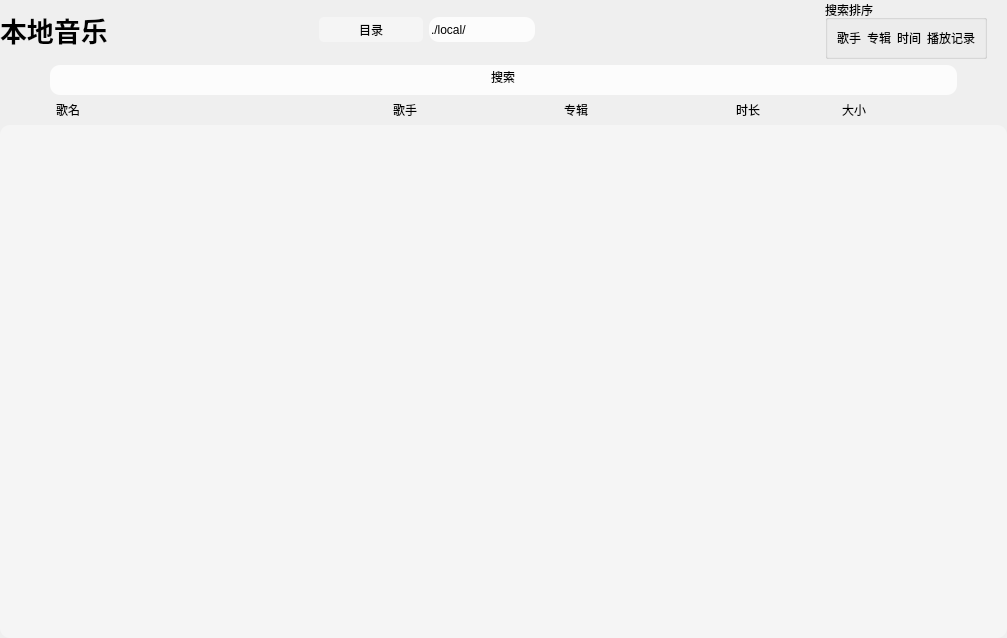
Qt form src/view/localmusicview.ui (zhichao10086/MusicPlayer) before a commit.
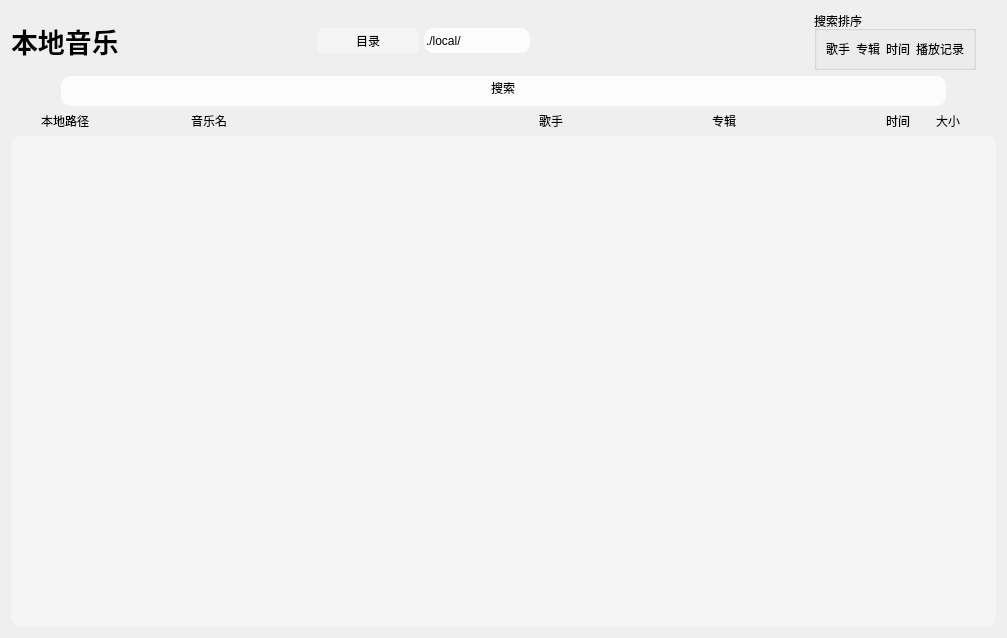
The same form after that commit. Custom widgets are drawn as their Qt base class.

```diff
--- a/src/view/localmusicview.ui
+++ b/src/view/localmusicview.ui
@@ -17,18 +17,6 @@
    <string notr="true"/>
   </property>
   <layout class="QVBoxLayout" name="verticalLayout_2">
-   <property name="leftMargin">
-    <number>0</number>
-   </property>
-   <property name="topMargin">
-    <number>0</number>
-   </property>
-   <property name="rightMargin">
-    <number>0</number>
-   </property>
-   <property name="bottomMargin">
-    <number>0</number>
-   </property>
    <item>
     <layout class="QHBoxLayout" name="horizontalLayout" stretch="5,2,1">
      <property name="rightMargin">
@@ -200,25 +188,42 @@
     </layout>
    </item>
    <item>
-    <layout class="QVBoxLayout" name="verticalLayout_3">
+    <layout class="QVBoxLayout" name="verticalLayout">
+     <property name="bottomMargin">
+      <number>0</number>
+     </property>
      <item>
-      <layout class="QHBoxLayout" name="HL_header" stretch="1,4,2,2,2,2">
+      <layout class="QHBoxLayout" name="horizontalLayout_6">
+       <property name="spacing">
+        <number>1</number>
+       </property>
+       <property name="topMargin">
+        <number>0</number>
+       </property>
+       <item>
+        <layout class="QHBoxLayout" name="horizontalLayout_7" stretch="1,0,0,4,2,2,1,1">
+         <property name="spacing">
+          <number>0</number>
+         </property>
+         <property name="leftMargin">
+          <number>10</number>
+         </property>
        <property name="rightMargin">
-        <number>0</number>
+          <number>10</number>
        </property>
        <item>
-        <layout class="QHBoxLayout" name="horizontalLayout_13">
+          <layout class="QHBoxLayout" name="hLayoutIndex">
          <item>
           <widget class="QLabel" name="label_5">
            <property name="sizePolicy">
-            <sizepolicy hsizetype="Fixed" vsizetype="Fixed">
+              <sizepolicy hsizetype="Fixed" vsizetype="Preferred">
              <horstretch>0</horstretch>
              <verstretch>0</verstretch>
             </sizepolicy>
            </property>
            <property name="minimumSize">
             <size>
-             <width>50</width>
+               <width>20</width>
              <height>0</height>
             </size>
            </property>
@@ -230,12 +235,32 @@
         </layout>
        </item>
        <item>
-        <layout class="QHBoxLayout" name="horizontalLayout_11">
-         <property name="leftMargin">
+          <layout class="QHBoxLayout" name="hLayoutOp"/>
+         </item>
+         <item>
+          <layout class="QHBoxLayout" name="horizontalLayout_8">
+           <property name="spacing">
           <number>0</number>
          </property>
          <item>
-          <widget class="QLabel" name="label_4">
+            <widget class="QLabel" name="labPath">
+             <property name="minimumSize">
+              <size>
+               <width>150</width>
+               <height>0</height>
+              </size>
+             </property>
+             <property name="text">
+              <string>本地路径</string>
+             </property>
+            </widget>
+           </item>
+          </layout>
+         </item>
+         <item>
+          <layout class="QHBoxLayout" name="hLayoutMusicName">
+           <item>
+            <widget class="QLabel" name="labMusicName">
            <property name="sizePolicy">
             <sizepolicy hsizetype="Preferred" vsizetype="Preferred">
              <horstretch>0</horstretch>
@@ -244,12 +269,81 @@
            </property>
            <property name="minimumSize">
             <size>
-             <width>250</width>
+               <width>0</width>
              <height>0</height>
             </size>
            </property>
            <property name="text">
-            <string>歌名</string>
+              <string>音乐名</string>
+             </property>
+            </widget>
+           </item>
+          </layout>
+         </item>
+         <item>
+          <layout class="QHBoxLayout" name="hLayoutSinger">
+           <item>
+            <widget class="QLabel" name="labSinger">
+             <property name="sizePolicy">
+              <sizepolicy hsizetype="Preferred" vsizetype="Preferred">
+               <horstretch>0</horstretch>
+               <verstretch>0</verstretch>
+              </sizepolicy>
+             </property>
+             <property name="minimumSize">
+              <size>
+               <width>100</width>
+               <height>0</height>
+              </size>
+             </property>
+             <property name="text">
+              <string>歌手</string>
+             </property>
+            </widget>
+           </item>
+          </layout>
+         </item>
+         <item>
+          <layout class="QHBoxLayout" name="hLayoutAlbum">
+           <item>
+            <widget class="QLabel" name="labAlbum">
+             <property name="sizePolicy">
+              <sizepolicy hsizetype="Preferred" vsizetype="Preferred">
+               <horstretch>0</horstretch>
+               <verstretch>0</verstretch>
+              </sizepolicy>
+             </property>
+             <property name="minimumSize">
+              <size>
+               <width>100</width>
+               <height>0</height>
+              </size>
+             </property>
+             <property name="text">
+              <string>专辑</string>
+             </property>
+            </widget>
+           </item>
+          </layout>
+         </item>
+         <item>
+          <layout class="QHBoxLayout" name="hLayoutTime">
+           <item>
+            <widget class="QLabel" name="labTime">
+             <property name="sizePolicy">
+              <sizepolicy hsizetype="Fixed" vsizetype="Preferred">
+               <horstretch>0</horstretch>
+               <verstretch>0</verstretch>
+              </sizepolicy>
+             </property>
+             <property name="minimumSize">
+              <size>
+               <width>50</width>
+               <height>0</height>
+              </size>
+             </property>
+             <property name="text">
+              <string>时间</string>
            </property>
           </widget>
          </item>
@@ -258,53 +352,7 @@
        <item>
         <layout class="QHBoxLayout" name="horizontalLayout_9">
          <item>
-          <widget class="QLabel" name="label_3">
-           <property name="sizePolicy">
-            <sizepolicy hsizetype="Preferred" vsizetype="Preferred">
-             <horstretch>0</horstretch>
-             <verstretch>0</verstretch>
-            </sizepolicy>
-           </property>
-           <property name="minimumSize">
-            <size>
-             <width>140</width>
-             <height>0</height>
-            </size>
-           </property>
-           <property name="text">
-            <string>歌手</string>
-           </property>
-          </widget>
-         </item>
-        </layout>
-       </item>
-       <item>
-        <layout class="QHBoxLayout" name="horizontalLayout_7">
-         <item>
-          <widget class="QLabel" name="label_2">
-           <property name="sizePolicy">
-            <sizepolicy hsizetype="Preferred" vsizetype="Preferred">
-             <horstretch>0</horstretch>
-             <verstretch>0</verstretch>
-            </sizepolicy>
-           </property>
-           <property name="minimumSize">
-            <size>
-             <width>0</width>
-             <height>0</height>
-            </size>
-           </property>
-           <property name="text">
-            <string>专辑</string>
-           </property>
-          </widget>
-         </item>
-        </layout>
-       </item>
-       <item>
-        <layout class="QHBoxLayout" name="horizontalLayout_14">
-         <item>
-          <widget class="QLabel" name="label_6">
+            <widget class="QLabel" name="labFileSize">
            <property name="sizePolicy">
             <sizepolicy hsizetype="Fixed" vsizetype="Preferred">
              <horstretch>0</horstretch>
@@ -313,30 +361,7 @@
            </property>
            <property name="minimumSize">
             <size>
-             <width>100</width>
-             <height>0</height>
-            </size>
-           </property>
-           <property name="text">
-            <string>时长</string>
-           </property>
-          </widget>
-         </item>
-        </layout>
-       </item>
-       <item>
-        <layout class="QHBoxLayout" name="horizontalLayout_15">
-         <item>
-          <widget class="QLabel" name="label_7">
-           <property name="sizePolicy">
-            <sizepolicy hsizetype="Preferred" vsizetype="Preferred">
-             <horstretch>0</horstretch>
-             <verstretch>0</verstretch>
-            </sizepolicy>
-           </property>
-           <property name="minimumSize">
-            <size>
-             <width>120</width>
+               <width>50</width>
              <height>0</height>
             </size>
            </property>
@@ -349,6 +374,8 @@
        </item>
       </layout>
      </item>
+      </layout>
+     </item>
      <item>
       <widget class="QListWidget" name="lwMusicList">
        <property name="styleSheet">
@@ -362,6 +389,13 @@
    </item>
   </layout>
  </widget>
+ <customwidgets>
+  <customwidget>
+   <class>MusicListWidget</class>
+   <extends>QListWidget</extends>
+   <header location="global">musiclistwidget.h</header>
+  </customwidget>
+ </customwidgets>
  <resources/>
  <connections/>
 </ui>
```
Left out of the diff: 4 changed lines with no effect on the pictures. Lines whose indentation alone changed are shown as unchanged.
